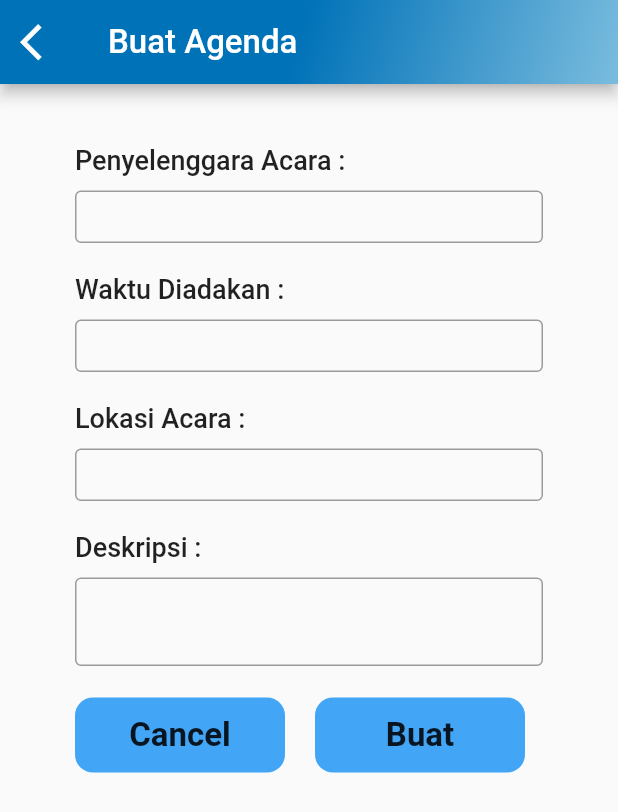
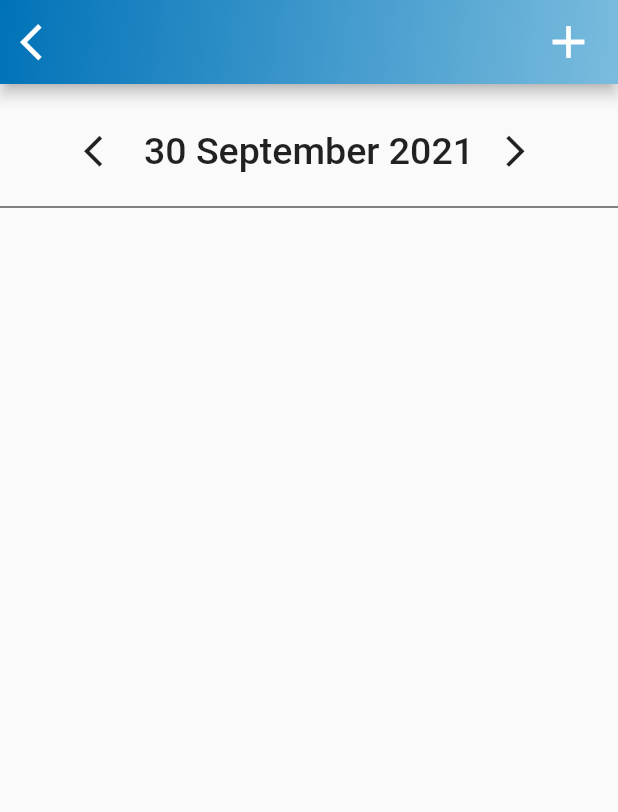
Before and after one commit to hnsfhrzi/cesc, a Flutter app: the BuatAgenda screen opened directly, after a tap on "Buat", on a phone screen of 412 x 824 dp. Shown: the top 812 px of the screen. Run offline on Flutter 3.47's test engine with Material 2 defaults, Android fonts, the phone set to English and light mode, and no system bars; missing offline and left inert: image_picker_for_web.

Commit message:
5 Okt 2021
UI Progress at 5 Okt + 6 Okt

```diff
--- a/lib/screen/BuatAgenda.dart
+++ b/lib/screen/BuatAgenda.dart
@@ -1,3 +1,4 @@
+import 'package:cesc/screen/HalAgendaAdmin.dart';
 import 'package:flutter/material.dart';
 
 class BuatAgenda extends StatelessWidget {
@@ -14,17 +15,22 @@ class BuatAgenda extends StatelessWidget {
             fontSize: 22,
           ),
         ),
+        //Icon Back Button that direct to HalAgendaAdmin
         leading: GestureDetector(
-          onTap: () {},
+          onTap: () {
+            Navigator.push(context,
+                MaterialPageRoute(builder: (context) => HalAgendaAdmin()));
+          },
           child: Icon(
             Icons.arrow_back_ios,
             size: 29,
           ),
         ),
+        //Giving Gradient Color for AppBar
         flexibleSpace: Container(
           decoration: BoxDecoration(
               gradient: LinearGradient(
-                  begin: Alignment.topCenter,
+                  begin: Alignment.topLeft,
                   end: Alignment.bottomRight,
                   colors: [Color(0xFF0072B8), Color(0xFF7ABCDE)])),
         ),
@@ -33,7 +39,7 @@ class BuatAgenda extends StatelessWidget {
         height: MediaQuery.of(context).size.height,
         width: MediaQuery.of(context).size.width,
         child: Padding(
-          padding: const EdgeInsets.symmetric(horizontal: 50.0, vertical: 40.0),
+          padding: EdgeInsets.symmetric(horizontal: 50.0, vertical: 40.0),
           child: SingleChildScrollView(
             child: Column(
               crossAxisAlignment: CrossAxisAlignment.start,
@@ -130,6 +136,14 @@ class CancelButton extends StatelessWidget {
   @override
   Widget build(BuildContext context) {
     return InkWell(
+      onTap: () {
+        Navigator.push(
+          context,
+          MaterialPageRoute(
+            builder: (context) => HalAgendaAdmin(),
+          ),
+        );
+      },
       child: Container(
         height: 50,
         width: 140,
@@ -158,7 +172,14 @@ class BuatButton extends StatelessWidget {
   @override
   Widget build(BuildContext context) {
     return InkWell(
-      onTap: () {},
+      onTap: () {
+        Navigator.push(
+          context,
+          MaterialPageRoute(
+            builder: (context) => HalAgendaAdmin(),
+          ),
+        );
+      },
       child: Container(
         height: 50,
         width: 140,
--- /dev/null
+++ b/lib/screen/HalAgendaAdmin.dart
@@ -0,0 +1,91 @@
+import 'package:cesc/screen/BuatAgenda.dart';
+import 'package:flutter/material.dart';
+
+//Jangan dipake dulu
+
+class HalAgendaAdmin extends StatelessWidget {
+  const HalAgendaAdmin({Key? key}) : super(key: key);
+
+  @override
+  Widget build(BuildContext context) {
+    return Scaffold(
+      appBar: AppBar(
+        //Icon Back Button that direct to Calendar
+        leading: GestureDetector(
+          onTap: () {},
+          child: Icon(
+            Icons.arrow_back_ios,
+            size: 29,
+          ),
+        ),
+        actions: <Widget>[
+          Padding(
+            padding: EdgeInsets.only(right: 15),
+            //Icon Add Button that direct to BuatAgenda
+            child: GestureDetector(
+              onTap: () {
+                Navigator.push(
+                  context,
+                  MaterialPageRoute(
+                    builder: (context) => BuatAgenda(),
+                  ),
+                );
+              },
+              child: Icon(
+                Icons.add,
+                size: 36,
+              ),
+            ),
+          ),
+        ],
+        //Giving AppBar gradient Color
+        flexibleSpace: Container(
+          decoration: BoxDecoration(
+              gradient: LinearGradient(
+                  begin: Alignment.topLeft,
+                  end: Alignment.bottomRight,
+                  colors: [Color(0xFF0072B8), Color(0xFF7ABCDE)])),
+        ),
+      ),
+      body: Container(
+        height: MediaQuery.of(context).size.height,
+        width: MediaQuery.of(context).size.width,
+        child: Padding(
+          padding: EdgeInsets.symmetric(vertical: 30.0),
+          child: Column(
+            children: [
+              Row(
+                crossAxisAlignment: CrossAxisAlignment.center,
+                mainAxisAlignment: MainAxisAlignment.center,
+                children: [
+                  Icon(
+                    Icons.arrow_back_ios,
+                    size: 25,
+                  ),
+                  SizedBox(width: 15),
+                  Text(
+                    '30 September 2021',
+                    style: TextStyle(
+                      fontWeight: FontWeight.w500,
+                      fontSize: 25,
+                    ),
+                  ),
+                  SizedBox(width: 15),
+                  Icon(
+                    Icons.arrow_forward_ios,
+                    size: 25,
+                  )
+                ],
+              ),
+              SizedBox(height: 15),
+              Divider(
+                color: Colors.grey[850],
+                thickness: 0.8,
+              ),
+            ],
+          ),
+        ),
+      ),
+    );
+  }
+}
--- a/lib/screen/signup.dart
+++ b/lib/screen/signup.dart
@@ -200,7 +200,10 @@ class BuatButton extends StatelessWidget {
   @override
   Widget build(BuildContext context) {
     return InkWell(
-      onTap: () {},
+      onTap: () {
+        Navigator.push(
+            context, MaterialPageRoute(builder: (context) => LoginPage()));
+      },
       child: Container(
         height: 50,
         width: 140,
--- a/pubspec.yaml
+++ b/pubspec.yaml
@@ -61,7 +61,9 @@ flutter:
 
   # To add assets to your application, add an assets section, like this:
   assets:
-    - assets/images/logo/ce.png
+    - assets/images/logo/
+    - assets/images/background/
+
 
   # An image asset can refer to one or more resolution-specific "variants", see
   # https://flutter.dev/assets-and-images/#resolution-aware.
```
Also changed, not shown: lib/main.dart (+5 -2 lines), lib/screen/HalAgendaUser.dart (added, +140 -0 lines), lib/screen/HalInfoUser.dart (added, +87 -0 lines), lib/screen/login.dart (+5 -5 lines), assets/images/background/hima.jpg (added), assets/images/background/hima.png (added), assets/images/logo/hima.png (added), 2 other files.
